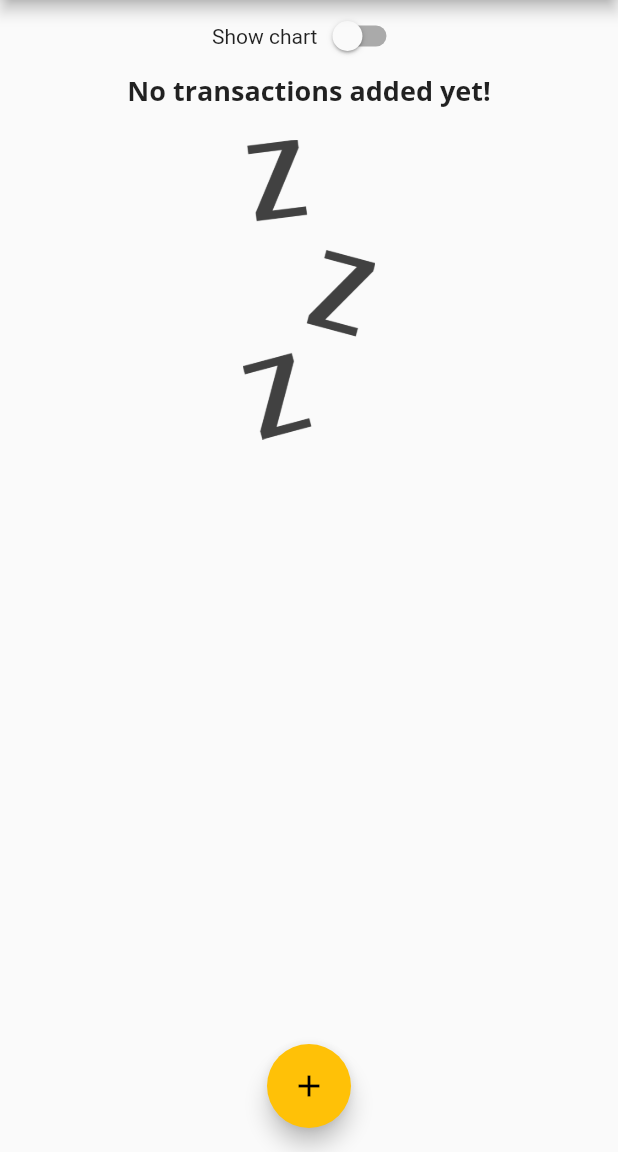
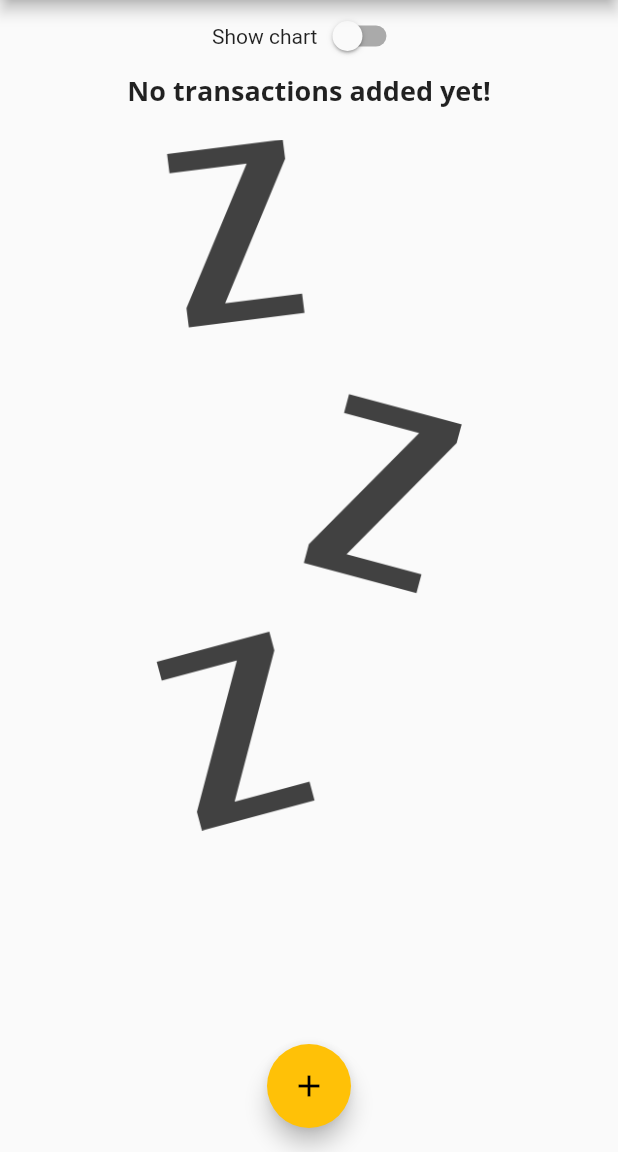
Before and after one commit to bytesbanana/personal_expenses_tracker, a Flutter app: the screen it shows after launch, on a phone screen of 412 x 824 dp, the part 84-1236 px from its top. Run offline on Flutter 3.47's test engine with Material 2 defaults, Android fonts, the phone set to English and light mode, and no system bars.

Commit message:
[Lec 121]: Finishing Landscape Mode

```diff
--- a/lib/main.dart
+++ b/lib/main.dart
@@ -134,11 +134,11 @@ class _MyHomePageState extends State<MyHomePage> {
     var chartHeight = (MediaQuery.of(context).size.height -
             appBar.preferredSize.height -
             MediaQuery.of(context).padding.top) *
-        0.5;
+        0.7;
     var transactionListHeight = (MediaQuery.of(context).size.height -
             appBar.preferredSize.height -
             MediaQuery.of(context).padding.top) *
-        0.5;
+        1;
 
     return Scaffold(
       appBar: appBar,
--- a/lib/widgets/transactoin_list.dart
+++ b/lib/widgets/transactoin_list.dart
@@ -11,7 +11,8 @@ class TransactionList extends StatelessWidget {
   @override
   Widget build(BuildContext context) {
     return transactions.isEmpty
-        ? Column(
+        ? LayoutBuilder(builder: (ctx, boxConstraint) {
+            return Column(
               children: <Widget>[
                 Text(
                   'No transactions added yet!',
@@ -21,13 +22,14 @@ class TransactionList extends StatelessWidget {
                   height: 20,
                 ),
                 Container(
-                  height: 200,
+                    height: boxConstraint.maxHeight * 0.6,
                     child: Image.asset(
                       'assets/images/waiting.png',
                       fit: BoxFit.cover,
                     )),
               ],
-          )
+            );
+          })
         : ListView.builder(
             itemBuilder: (ctx, index) {
               return Card(
```
Lines whose indentation alone changed are shown as unchanged.
